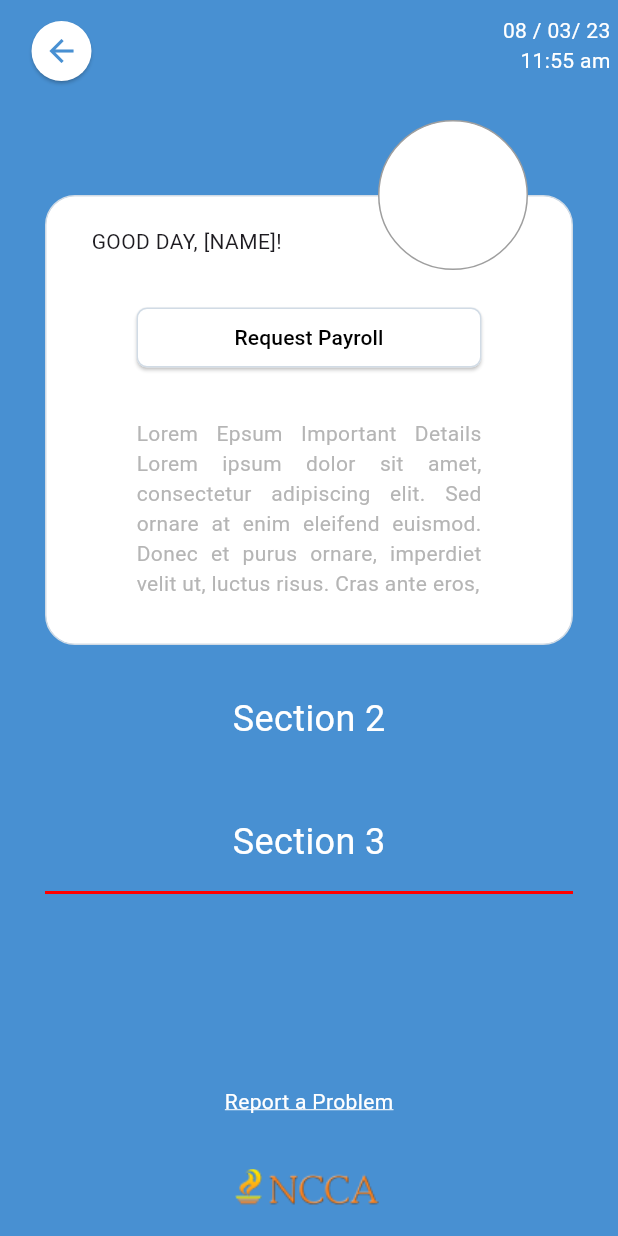
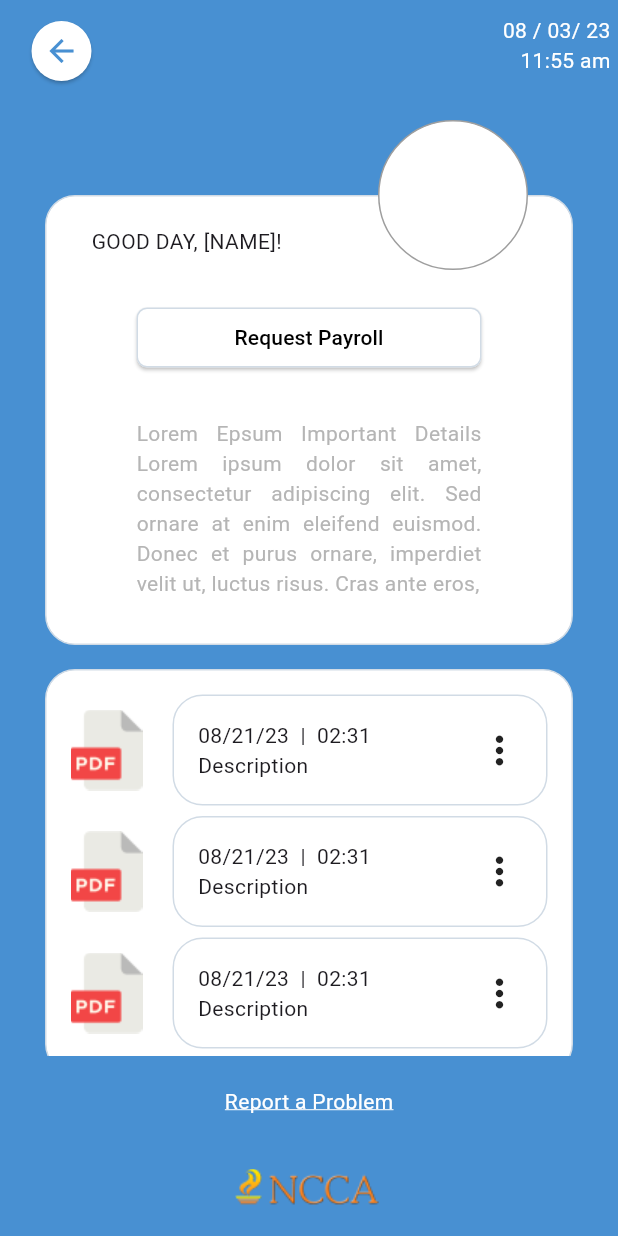
Before and after one commit to Hestice/payroll_viewer, a Flutter app: the HomeScreen screen opened by its route, on a phone screen of 412 x 824 dp. Run offline on Flutter 3.47's test engine with Material 2 defaults, Android fonts, the phone set to English and light mode, and no system bars; our stand-ins replace form_validator, go_router.

Commit message:
payslip item common, home screen updated

```diff
--- a/frontend/payroll_viewer/lib/common/payslip_item_common.dart
+++ b/frontend/payroll_viewer/lib/common/payslip_item_common.dart
@@ -8,13 +8,95 @@ class PayslipItem extends StatefulWidget {
 }
 
 class _PayslipItemState extends State<PayslipItem> {
+  bool showButtons = false;
   @override
   Widget build(BuildContext context) {
-    return Container(
-      margin: EdgeInsets.symmetric(horizontal: 0),
-      decoration: BoxDecoration(
-        border: Border.all(width: 1.0, color: Color.fromARGB(255, 255, 0, 0)),
-      ),
+    return Expanded(
+      child: Container(
+        padding: EdgeInsets.all(16),
+        margin: EdgeInsets.symmetric(horizontal: 0),
+        decoration: BoxDecoration(
+          color: Colors.white,
+          border: Border.all(
+            color: Color(0xFFD1DBE5),
+          ),
+          borderRadius: BorderRadius.all(Radius.circular(20))
+        ),
+
+        child: Row(
+          mainAxisAlignment:MainAxisAlignment.spaceBetween,
+          children: [
+            if (showButtons)
+                Row(
+                  mainAxisAlignment: MainAxisAlignment.spaceBetween,
+                  children: [
+                    ElevatedButton(
+                      onPressed: () {
+                        print('View Button Clicked');
+                      },
+                      style: ElevatedButton.styleFrom(
+                        primary: Color(0xFFA3D57C),
+                        onPrimary: Colors.white,
+                        padding: const EdgeInsets.symmetric(vertical: 1),
+                        shape: RoundedRectangleBorder(
+                          borderRadius: BorderRadius.circular(10.0),
+                        ),
+                      ),
+                      child: Text('View'),
+                    ),
+                    SizedBox(width: 5),
+                    ElevatedButton(
+                      onPressed: () {
+                        print('Download Button Clicked');
+                      },
+                      child: Text('Download'),
+                      style: ElevatedButton.styleFrom(
+                        primary:Color.fromARGB(255, 255, 125, 81),
+                        onPrimary: Colors.white,
+                        padding: const EdgeInsets.symmetric(vertical: 1, horizontal: 10),
+                        shape: RoundedRectangleBorder(
+                          borderRadius: BorderRadius.circular(10.0),
+                        ),
+                      ),
+                    ),
+                  ],
+                )
+              else
+                Container(
+                  child: Column(
+                    crossAxisAlignment: CrossAxisAlignment.start,
+                    children: [
+                      Row(
+                        mainAxisAlignment: MainAxisAlignment.start,
+                        children: [
+                          Text('08/21/23'),
+                          Text('  |  '),
+                          Text('02:31'),
+                        ],
+                      ),
+                      Text('Description'),
+                    ],
+                  ),
+                ),
+            GestureDetector(
+                onTap: () {
+                  setState(() {
+                    showButtons = !showButtons; // Toggle button visibility
+                  });
+                },
+                child: showButtons
+                    ? Icon(
+                        Icons.arrow_back,
+                        size: 30,
+                      )
+                    : Icon(
+                        Icons.more_vert,
+                        size: 30,
+                      ),
+              ),
+            ],
+          )
+      )
     );
   }
 }
--- a/frontend/payroll_viewer/lib/screens/home_screen.dart
+++ b/frontend/payroll_viewer/lib/screens/home_screen.dart
@@ -71,7 +71,6 @@ class _HomeScreenState extends State<HomeScreen> {
                         _payrollHistory(),
                         SizedBox(height: 16,),
                         _payslipArchive(),
-                        PayslipItem(),
                       ],
                     ),
                   ),
@@ -197,10 +196,43 @@ class _HomeScreenState extends State<HomeScreen> {
   Widget _payrollHistory() {
     return Container(
       padding: EdgeInsets.all(16),
-      child: Text(
-        'Section 2',
-        style: TextStyle(fontSize: 24, color: Colors.white),
+      decoration: BoxDecoration(
+        color: Colors.white,
+        border: Border.all(
+          color: Color(0xFFD1DBE5),
+        ),
+        borderRadius: BorderRadius.all(Radius.circular(20))
       ),
+      child:Column(
+        children: [
+          //children of rows
+          Row(
+            children: [
+              Image(image: AssetImage('assets/elements/pdf_icon.png')),
+              SizedBox(width: 20,),
+              PayslipItem()
+            ],
+          ),
+
+          SizedBox(height: 7,),
+          Row(
+            children: [
+              Image(image: AssetImage('assets/elements/pdf_icon.png')),
+              SizedBox(width: 20,),
+              PayslipItem()
+            ],
+          ),
+
+          SizedBox(height: 7,),
+          Row(
+            children: [
+              Image(image: AssetImage('assets/elements/pdf_icon.png')),
+              SizedBox(width: 20,),
+              PayslipItem()
+            ],
+          ),
+        ],
+      )
     );
   }
 
```
